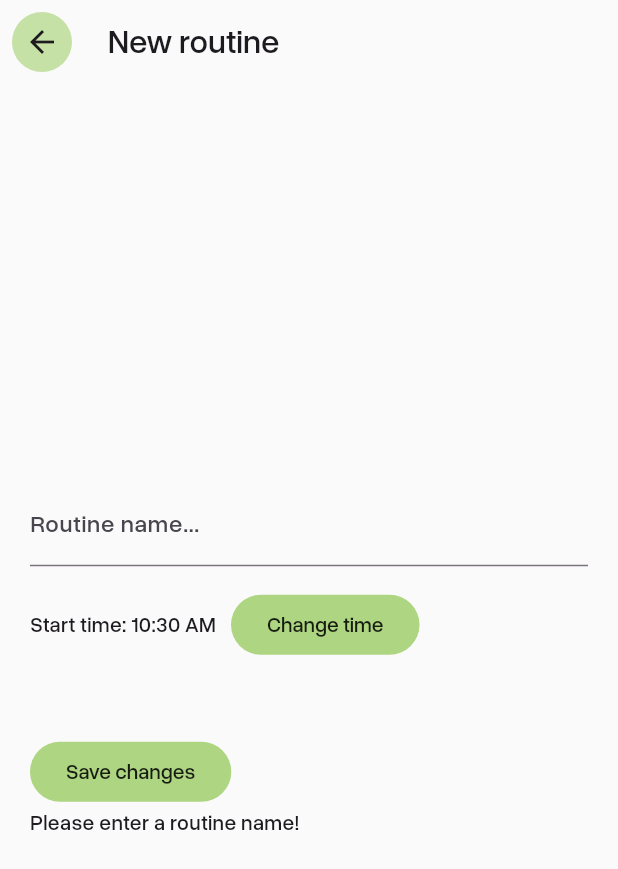
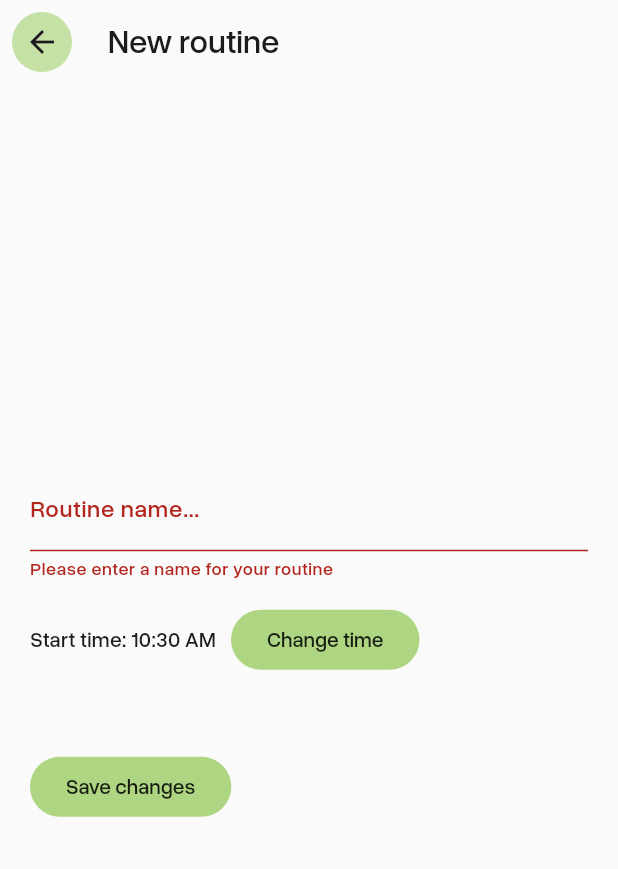
Before and after one commit to mantot-123/gym_workout_finder_tracker_app_flutter, a Flutter app: the EditRoutinePage screen opened directly, after a tap on "Save changes", on a phone screen of 412 x 824 dp. Shown: the top 869 px of the screen. Run offline on Flutter 3.47's test engine with Material 3 defaults, Android fonts, the phone set to English and light mode, and no system bars; our stand-ins replace auto_size_text, firebase_core, hive, hive_flutter, loading_animation_widget; accounts and stored records are empty; statements that could not run were skipped.

Commit message:
chore: Improved exercise search, routine and task edit forms + the saved exercises list widget . Also added Firebase dependencies

```diff
--- a/lib/pages/edit_routine.dart
+++ b/lib/pages/edit_routine.dart
@@ -1,4 +1,5 @@
 import 'package:flutter/material.dart';
+import "package:http/http.dart";
 import "../widgets/ui/ui_button.dart";
 import "../widgets/ui/ui_input_box.dart";
 import "../widgets/ui/ui_scaffold.dart";
@@ -16,6 +17,8 @@ class EditRoutinePage extends StatefulWidget {
 }
 
 class _EditRoutinePageState extends State<EditRoutinePage> {
+  final GlobalKey<FormState> _formKey = GlobalKey<FormState>();
+
   TextEditingController nameController = TextEditingController();
   TimeOfDay selectedTime = TimeOfDay.now();
   String alertMsg = "";
@@ -29,7 +32,14 @@ class _EditRoutinePageState extends State<EditRoutinePage> {
   }
 
 
-  void save() {
+  String? checkName(String? value) {
+    if(value == "") {
+      return "Please enter a name for your routine";
+    }
+    return null;
+  }
+
+  void saveChanges() {
     Routine routine = Routine(
       id: widget.mode == 1 ? widget.data.id : RngStrGen.generator(12), // generate a new id if creating a new routine
       name: nameController.text,
@@ -45,6 +55,30 @@ class _EditRoutinePageState extends State<EditRoutinePage> {
 
     SavedRoutinesDB.updateSavedRoutines();
   }
+
+
+  void deleteRoutine() {
+    // TODO DELETE ROUTINE
+    SavedRoutinesDB.removeFromSavedRoutines(widget.data);
+    SavedRoutinesDB.updateSavedRoutines();
+  }
+
+
+  void onSaveBtnPressed() {
+    bool isValid = _formKey.currentState!.validate();
+    // TODO SAVE CHANGES
+    if(isValid) {
+      saveChanges();
+      Navigator.of(context).pop();
+    }
+  }
+
+
+  void onDeleteBtnPressed() {
+    deleteRoutine();
+    Navigator.pop(context);
+  }
+
 
   Future<TimeOfDay?> _buildTimePicker(BuildContext context) {
     return showTimePicker(
@@ -75,11 +109,17 @@ class _EditRoutinePageState extends State<EditRoutinePage> {
   }
 
   Widget _buildForm(BuildContext context) {
-    return Column(
+    return Form(
+      key: _formKey,
+      child: Column(
         mainAxisAlignment: MainAxisAlignment.center,
         crossAxisAlignment: CrossAxisAlignment.start,
         children: [
-        UIInputBox(label: "Routine name...", controller: nameController),
+          TextFormField(
+            decoration: InputDecoration(label: Text("Routine name...")),
+            controller: nameController,
+            validator: checkName
+          ),
 
           SizedBox(height: 15),
 
@@ -102,18 +142,7 @@ class _EditRoutinePageState extends State<EditRoutinePage> {
           Row(
             spacing: 10.0,
             children: [
-            UIButton(label: "Save changes", onPressed: () {
-              if(nameController.text == "") {
-                setState(() {
-                  alertMsg = "Please enter a routine name!";
-                });
-                return;
-              }
-
-              // TODO SAVE CHANGES
-              save();
-              Navigator.of(context).pop();
-            }),
+              UIButton(label: "Save changes", onPressed: onSaveBtnPressed),
 
               widget.mode == 1
               ? ElevatedButton(
@@ -121,12 +150,7 @@ class _EditRoutinePageState extends State<EditRoutinePage> {
                   backgroundColor: WidgetStatePropertyAll(Colors.red.shade200),
                   elevation: WidgetStatePropertyAll(0.0)
                 ),
-              onPressed: () {
-                // TODO DELETE ROUTINE
-                SavedRoutinesDB.removeFromSavedRoutines(widget.data);
-                SavedRoutinesDB.updateSavedRoutines();
-                Navigator.pop(context);
-              },
+                onPressed: onDeleteBtnPressed,
                 child: Text("Delete routine", style: TextStyle(color: Colors.black87))
               )
               : SizedBox()
@@ -135,6 +159,7 @@ class _EditRoutinePageState extends State<EditRoutinePage> {
 
           Text(alertMsg)
         ],
+      ),
     );
   }
 
--- a/pubspec.yaml
+++ b/pubspec.yaml
@@ -9,6 +9,9 @@ environment:
 dependencies:
   auto_size_text: ^3.0.0
   build_runner: ^2.5.4
+  cloud_firestore: ^6.0.1
+  firebase_auth: ^6.0.2
+  firebase_core: ^4.1.0
   flutter:
     sdk: flutter
   hive: ^2.2.3
```
Also changed, not shown: lib/pages/saved_exercises.dart (+1 -18 lines), lib/pages/search_form.dart (+29 -13 lines), lib/widgets/saved_exercises_list.dart (+13 -1 lines), lib/widgets/task_edit_dialog.dart (+43 -112 lines), firebase.json (added), lib/firebase_options.dart (added), pubspec.lock, 6 other files. Lines whose indentation alone changed are shown as unchanged.
